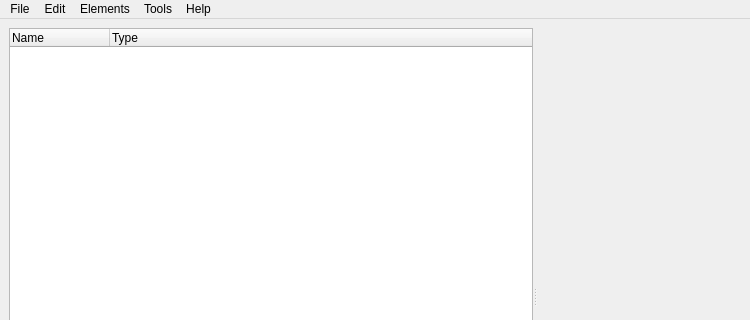
Before: the Qt Designer form Source/ZETools/ZEMLEditor/ZEMLEditorWindow.ui in orcun-gokbulut/ze, drawn with Qt 5; both pictures show x 0 to 750 and y 0 to 320 of the 750 by 594 pixel window.
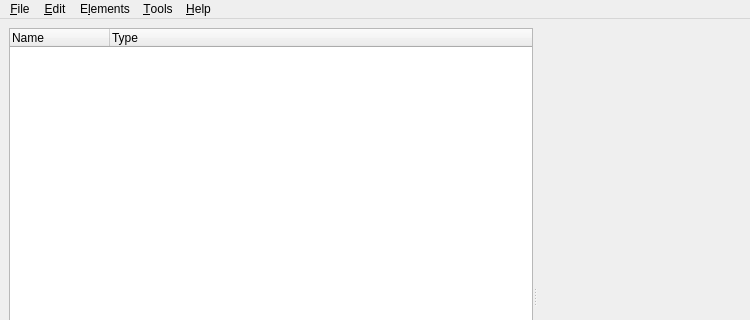
After: the same form once the commit is applied. Custom widgets are drawn as their Qt base class.

Commit message: ADD: ZEValue::Clear function, which zeros the value, have been added. ADD: ZEMLEditor have been improved and updated.

Diff of the .ui file:
```diff
--- a/Source/ZETools/ZEMLEditor/ZEMLEditorWindow.ui
+++ b/Source/ZETools/ZEMLEditor/ZEMLEditorWindow.ui
@@ -59,7 +59,7 @@
    </property>
    <widget class="QMenu" name="menuFile">
     <property name="title">
-     <string>File</string>
+     <string>&amp;File</string>
     </property>
     <addaction name="actNew"/>
     <addaction name="separator"/>
@@ -74,7 +74,7 @@
    </widget>
    <widget class="QMenu" name="menuElements">
     <property name="title">
-     <string>Elements</string>
+     <string>E&amp;lements</string>
     </property>
     <addaction name="actAddNode"/>
     <addaction name="actAddProperty"/>
@@ -84,7 +84,7 @@
    </widget>
    <widget class="QMenu" name="menuEdit">
     <property name="title">
-     <string>Edit</string>
+     <string>&amp;Edit</string>
     </property>
     <addaction name="actUndo"/>
     <addaction name="actRedo"/>
@@ -96,7 +96,7 @@
    </widget>
    <widget class="QMenu" name="menuHelp">
     <property name="title">
-     <string>Help</string>
+     <string>&amp;Help</string>
     </property>
     <addaction name="actUserGuide"/>
     <addaction name="separator"/>
@@ -107,7 +107,7 @@
    </widget>
    <widget class="QMenu" name="menuTools">
     <property name="title">
-     <string>Tools</string>
+     <string>&amp;Tools</string>
     </property>
     <addaction name="actImport"/>
     <addaction name="separator"/>
```
Left out of the diff: 48 changed lines with no effect on the pictures. The commit also changes 6 other files.
